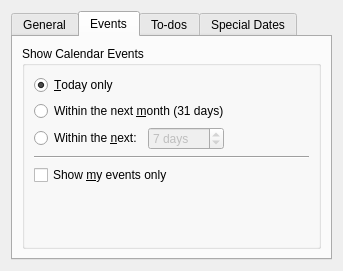
This is kontact/plugins/planner/plannerconfig_base.ui in chusopr/kdepim-ktimetracker-akonadi as Qt 5 draws it before an edit. The edited form follows.
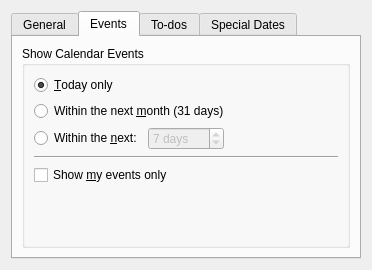
This is the edited form. The open tabs and pages were chosen to show the change. Custom widgets are drawn as their Qt base class.

Commit message: full tooltips and whatsthis MERGE: none DO_NOT_BACKPORT: new i18n strings

What changed in the file:
```diff
--- a/kontact/plugins/planner/plannerconfig_base.ui
+++ b/kontact/plugins/planner/plannerconfig_base.ui
@@ -4,6 +4,14 @@
  <comment>Configuration page for the Korganizer To-do Summary</comment>
  <class>PlannerSummaryConfig_Base</class>
  <widget class="QWidget" name="PlannerSummaryConfig_Base">
+  <property name="geometry">
+   <rect>
+    <x>0</x>
+    <y>0</y>
+    <width>372</width>
+    <height>266</height>
+   </rect>
+  </property>
   <property name="windowTitle">
    <string>Planner Summary Configuration</string>
   </property>
```
Left out of the diff: 110 changed lines with no effect on the pictures.
